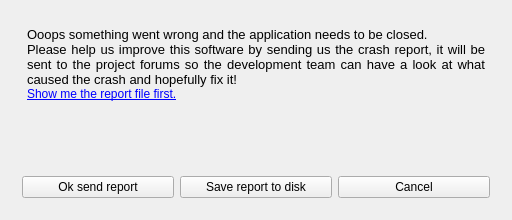
Before: the Qt Designer form ground/gcs/src/crashreporterapp/mainwindow.ui in TauLabs/TauLabs, drawn with Qt 5.
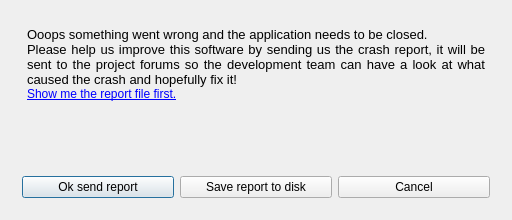
After: the same form once the commit is applied. Icons and pictures are not drawn.

Commit message: Ground/Crashreporterapp-Added default buttons

The edit to the form file:
```diff
--- a/ground/gcs/src/crashreporterapp/mainwindow.ui
+++ b/ground/gcs/src/crashreporterapp/mainwindow.ui
@@ -77,6 +77,9 @@
             <property name="text">
              <string>Ok send report</string>
             </property>
+            <property name="default">
+             <bool>true</bool>
+            </property>
            </widget>
           </item>
           <item>
```
Left out of the diff: 3 changed lines with no effect on the pictures.
